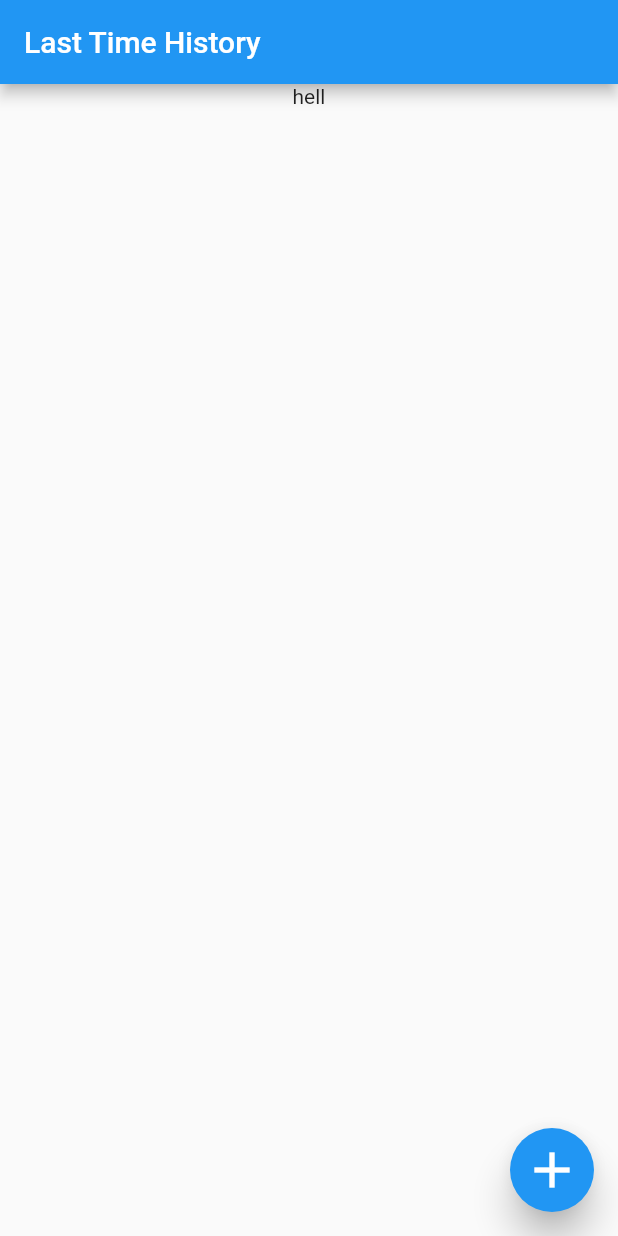
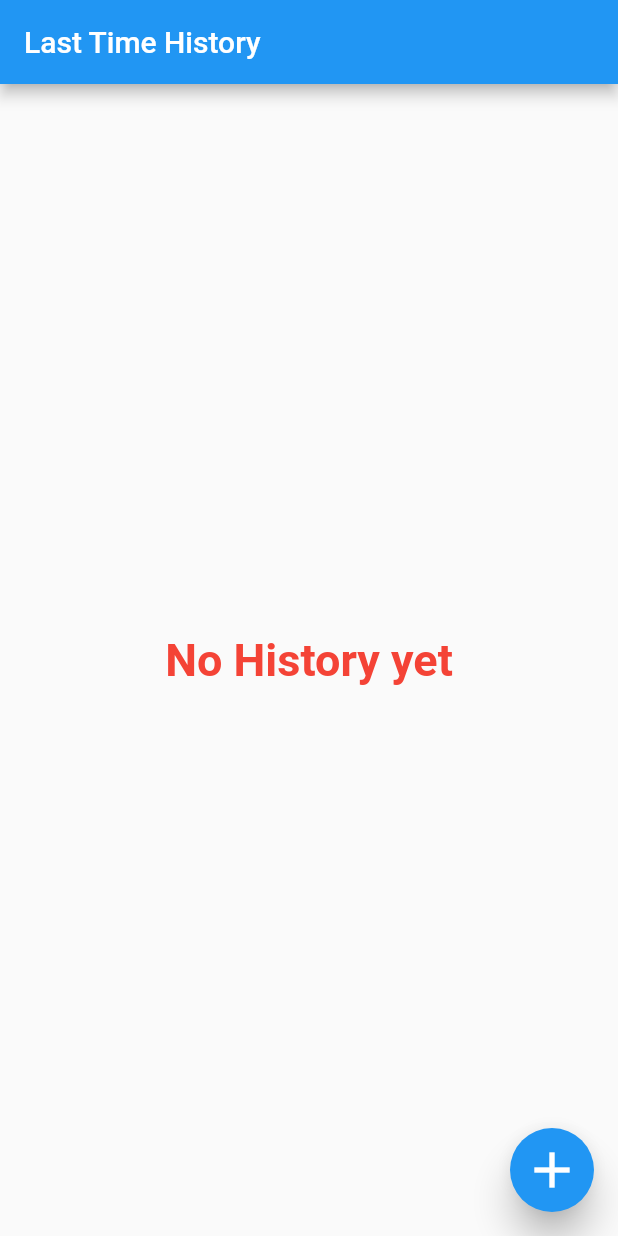
Before and after one commit to karnzx/flutter_last_time_jobs, a Flutter app: the screen it shows after launch, on a phone screen of 412 x 824 dp. Run offline on Flutter 3.47's test engine with Material 2 defaults, Android fonts, the phone set to English and light mode, and no system bars; our stand-ins replace hive, hive_flutter; accounts and stored records are empty.

Commit message:
add list of items

```diff
--- a/lib/Screens/first_screen.dart
+++ b/lib/Screens/first_screen.dart
@@ -27,21 +27,11 @@ class _FirstScreenState extends State<FirstScreen> {
           title: const Text('Last Time History'),
         ),
         body: Center(
-            child: Column(
-          children: [
-            Text('hell'),
-          ],
-        )
-            // child: ElevatedButton(
-            //   // Within the `FirstScreen` widget
-            //   onPressed: () {
-            //     // Navigate to the second screen using a named route.
-            //     Navigator.pushNamed(context, SecondScreen.routeName,
-            //         arguments: 'args');
-            //   },
-            //   child: const Text('Launch screen'),
-            // ),
-            ),
+            child: ValueListenableBuilder<Box<LastTime>>(
+          valueListenable: Hive.box<LastTime>('lastTimes').listenable(),
+          builder: (context, box, widget) => lasTimeList(
+              box.values.toList().reversed.toList().cast<LastTime>()),
+        )),
         floatingActionButton: FloatingActionButton(
           elevation: 10,
           tooltip: 'add',
@@ -58,6 +48,59 @@ class _FirstScreenState extends State<FirstScreen> {
   }
 }
 
+Widget lasTimeList(List<LastTime> lastTimes) {
+  if (lastTimes.isEmpty) {
+    return Text(
+      'No History yet',
+      style: TextStyle(
+          fontWeight: FontWeight.bold, fontSize: 30, color: Colors.red),
+    );
+  } else {
+    return Column(
+      children: <Widget>[
+        SizedBox(height: 10),
+        Text('History count : ${lastTimes.length} items',
+            style: TextStyle(
+                fontWeight: FontWeight.bold,
+                fontSize: 30,
+                color: Colors.lightBlue)),
+        SizedBox(height: 30),
+        Expanded(
+          child: ListView.builder(
+            padding: const EdgeInsets.all(10),
+            itemCount: lastTimes.length,
+            itemBuilder: (context, index) {
+              final lastTime = lastTimes[index];
+              return Card(
+                  child: ListTile(
+                leading: Container(
+                  width: 48,
+                  height: 48,
+                  padding: const EdgeInsets.symmetric(vertical: 4.0),
+                  alignment: Alignment.center,
+                  child: const Icon(Icons.done),
+                ),
+                title: Text(
+                  lastTime.job,
+                  style: TextStyle(fontWeight: FontWeight.bold, fontSize: 20),
+                ),
+                subtitle: Text(lastTime.category),
+                trailing: IconButton(
+                  onPressed: () {
+                    print('clicked');
+                  },
+                  icon: Icon(Icons.more_vert),
+                ),
+                onTap: () {},
+              ));
+            },
+          ),
+        ),
+      ],
+    );
+  }
+}
+
 Future addLastTime(String job, String category) async {
   final lastTime = LastTime()
     ..job = job
@@ -66,4 +109,5 @@ Future addLastTime(String job, String category) async {
 
   final box = Hive.box<LastTime>('lastTimes');
   box.add(lastTime);
+  print('$box, $lastTime');
 }
```
Also changed, not shown: lib/Screens/second_screen.dart (+3 -5 lines).
